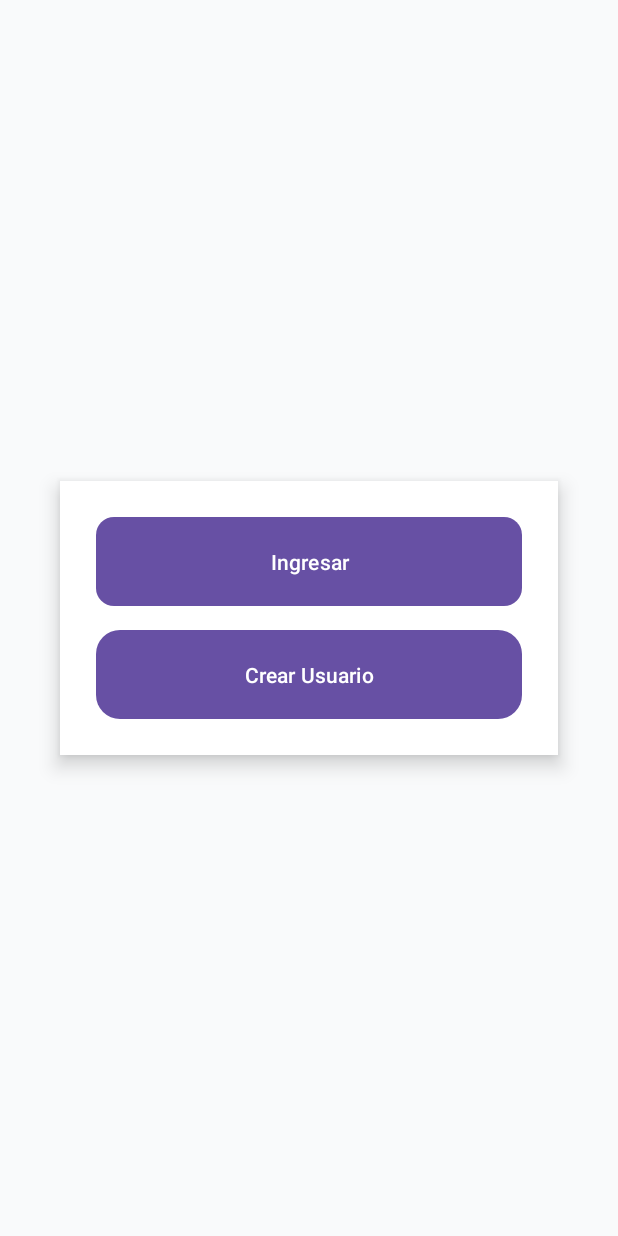
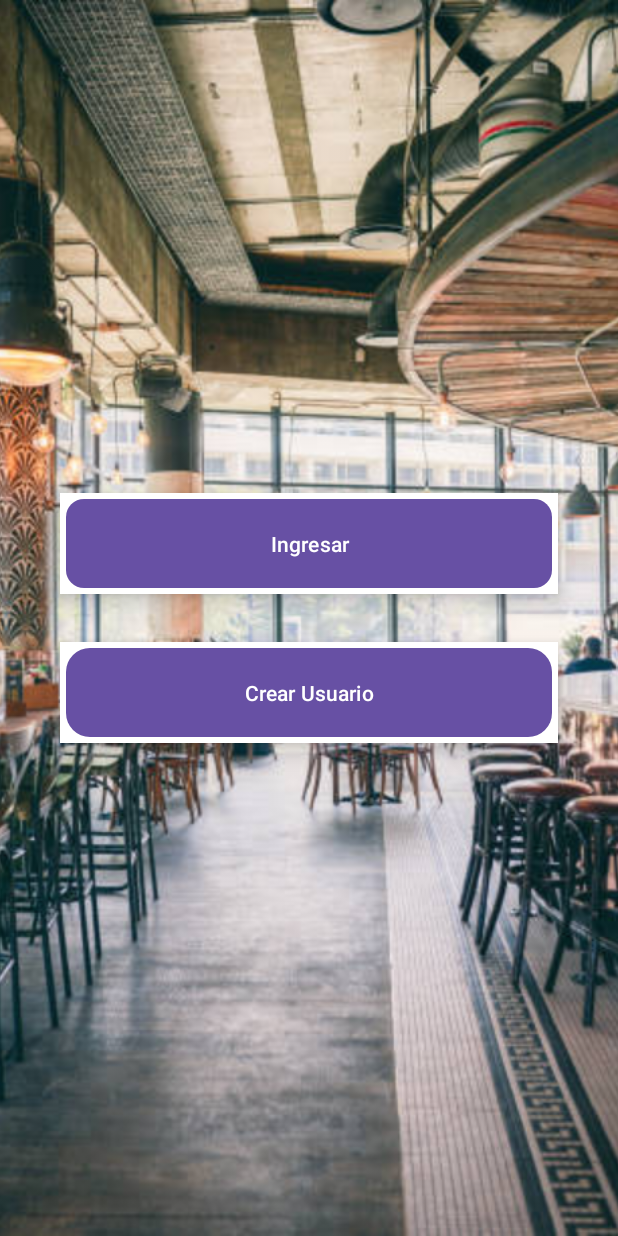
Before and after one commit to Jhonatanpp/appimenu2, an Android app: the screen it shows after launch (MainActivity), on a phone screen of 412 x 824 dp. Run offline under Robolectric (Android 15) with nearby library versions, the phone set to English and light mode, and no system bars; 2 statements that could not run were skipped.

Commit message:
fondo de pantalla, mas la modificacion de interfaces

```diff
--- a/app/src/main/res/layout/activity_main.xml
+++ b/app/src/main/res/layout/activity_main.xml
@@ -1,9 +1,24 @@
-<?xml version="1.0" encoding="utf-8"?>
-<LinearLayout
+<FrameLayout
     xmlns:android="http://schemas.android.com/apk/res/android"
     android:layout_width="match_parent"
+    android:layout_height="match_parent">
+
+    <!-- Imagen de fondo automáticamente abajo -->
+    <ImageView
+        android:layout_width="match_parent"
         android:layout_height="match_parent"
-    android:background="#F9FAFB"
+        android:src="@drawable/restaurante3"
+        android:scaleType="centerCrop"
+        android:alpha="0.99" />
+
+    <!-- Tu ConstraintLayout encima -->
+    <androidx.constraintlayout.widget.ConstraintLayout
+        android:layout_width="match_parent"
+        android:layout_height="match_parent">
+
+        <LinearLayout
+            android:layout_width="match_parent"
+            android:layout_height="match_parent"
             android:gravity="center"
             android:orientation="vertical"
             android:padding="24dp">
@@ -13,7 +28,7 @@
                 android:layout_height="wrap_content"
                 android:orientation="vertical"
                 android:background="@android:color/white"
-        android:padding="24dp"
+                android:padding="4dp"
                 android:clipToOutline="true"
                 android:outlineProvider="background"
                 android:elevation="8dp"
@@ -27,6 +42,18 @@
                     android:textColor="#FFF"
                     android:background="@drawable/rounded_button"
                     android:padding="16dp" />
+            </LinearLayout>
+
+            <LinearLayout
+                android:layout_width="match_parent"
+                android:layout_height="wrap_content"
+                android:orientation="vertical"
+                android:background="@android:color/white"
+                android:padding="4dp"
+                android:clipToOutline="true"
+                android:outlineProvider="background"
+                android:elevation="8dp"
+                android:layout_margin="16dp">
 
                 <Button
                     android:id="@+id/btnCrearUsuario"
@@ -35,7 +62,9 @@
                     android:text="Crear Usuario"
                     android:textColor="#FFF"
                     android:background="@drawable/rounded_button_secondary"
-            android:padding="16dp"
-            android:layout_marginTop="16dp" />
+                    android:padding="16dp"/>
             </LinearLayout>
+
         </LinearLayout>
+    </androidx.constraintlayout.widget.ConstraintLayout>
+</FrameLayout>
--- a/app/src/main/res/layout/confirmar_entrega_pedido.xml
+++ b/app/src/main/res/layout/confirmar_entrega_pedido.xml
@@ -33,7 +33,7 @@
             android:layout_height="wrap_content"
             android:text="Aceptar"
             android:textColor="#FFF"
-            android:backgroundTint="#F44336"
+            android:backgroundTint="@android:color/black"
             android:layout_marginStart="16dp"/>
     </LinearLayout>
 </LinearLayout>
--- a/app/src/main/res/layout/registrar_usuario.xml
+++ b/app/src/main/res/layout/registrar_usuario.xml
@@ -13,8 +13,8 @@
 
     <ImageView
         android:id="@+id/imageView2"
-        android:layout_width="120dp"
-        android:layout_height="120dp"
+        android:layout_width="160dp"
+        android:layout_height="160dp"
         android:layout_marginTop="92dp"
         android:contentDescription="@string/imagen_usuario"
         android:src="@drawable/bitebyte_user"
--- a/app/src/main/res/values/colors.xml
+++ b/app/src/main/res/values/colors.xml
@@ -2,6 +2,6 @@
 <resources>
     <color name="black">#FF000000</color>
     <color name="white">#FFFFFFFF</color>
-    <color name="najanja">#F44336</color>
+    <color name="naranja">#F44336</color>
 
 </resources>
```
Also changed, not shown: app/src/main/res/drawable/restaurante.jpg (added), app/src/main/res/drawable/restaurante3.jpg (added), 1 other file. Lines whose indentation alone changed are shown as unchanged.
